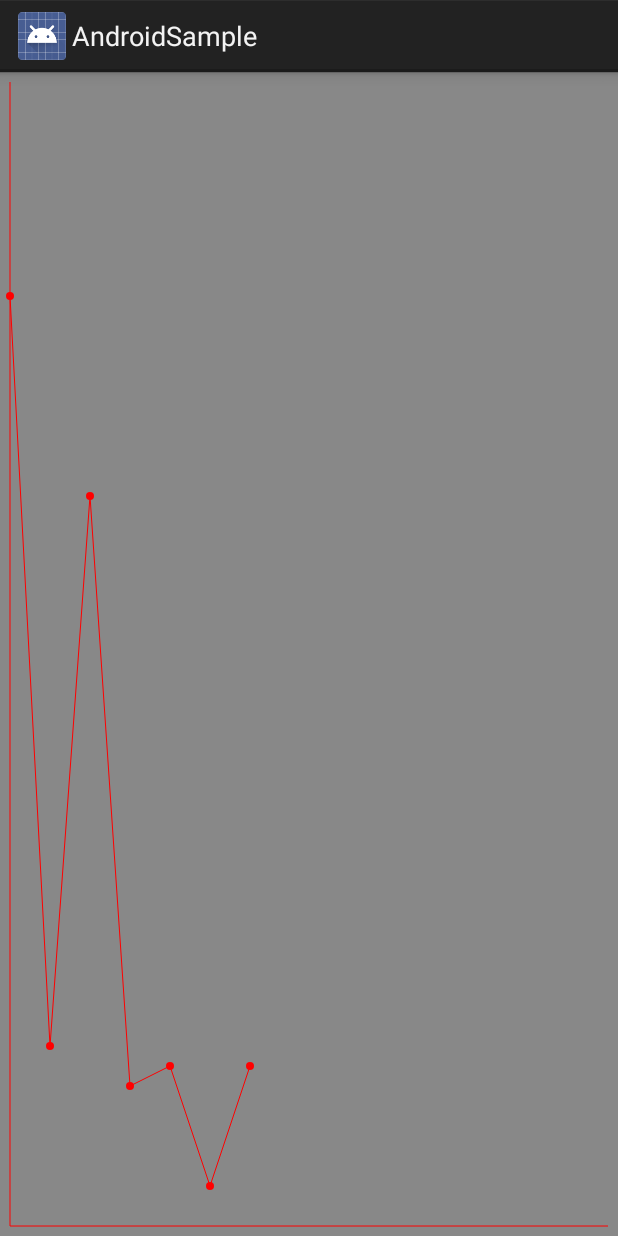
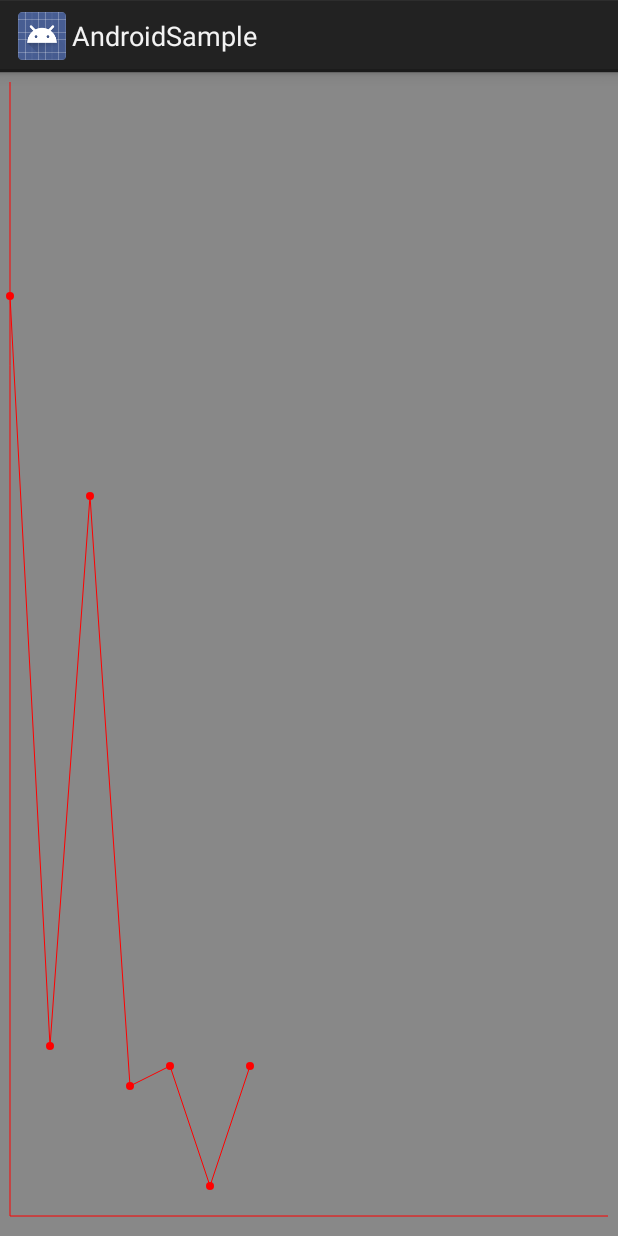
Before and after one commit to Andy-Home/AndroidSample, an Android app: the screen it shows after launch (MainActivity), on a phone screen of 412 x 824 dp. Run offline under Robolectric (Android 15) with nearby library versions, the phone set to English and light mode, and no system bars.

Commit message:
XY轴原点位置设置

```diff
--- a/androidlib/src/main/java/com/andy/androidlib/view/chart/LineView.java
+++ b/androidlib/src/main/java/com/andy/androidlib/view/chart/LineView.java
@@ -9,6 +9,7 @@ import android.util.AttributeSet;
 import android.view.MotionEvent;
 import android.view.View;
 import android.view.ViewGroup;
+
 import java.util.ArrayList;
 
 public class LineView extends ViewGroup implements PointView.onTouchListener {
@@ -29,8 +30,10 @@ public class LineView extends ViewGroup implements PointView.onTouchListener {
         setBackgroundColor(Color.GRAY);
         init();
     }
+
     private X_YView xYView;
-    private void init(){
+
+    private void init() {
         xYView = new X_YView(getContext());
     }
 
@@ -57,16 +60,15 @@ public class LineView extends ViewGroup implements PointView.onTouchListener {
 
 
         if (touchIndex != -1) {
-            PointView v = (PointView) getChildAt(touchIndex+1);
+            PointView v = (PointView) getChildAt(touchIndex + 1);
             canvas.drawText("x:" + v.p_x + " y:" + v.p_y, v.p_x, v.p_y - 9, mPaint);
         }
 
-        for (int i = 0; i < pointViewList.size() - 1; i++){
+        for (int i = 0; i < pointViewList.size() - 1; i++) {
             PointView start = pointViewList.get(i);
             PointView end = pointViewList.get(i + 1);
             canvas.drawLine(start.p_x, start.p_y, end.p_x, end.p_y, mPaint);
         }
-
     }
 
     private ArrayList<Point> pointTable;
@@ -86,7 +88,7 @@ public class LineView extends ViewGroup implements PointView.onTouchListener {
         analysis();
     }
 
-    public void setPadding(int padding){
+    public void setPadding(int padding) {
         xYView.setPadding(padding);
     }
 
@@ -95,13 +97,13 @@ public class LineView extends ViewGroup implements PointView.onTouchListener {
         ArrayList<Point> tmp = new ArrayList<>();
         tmp.addAll(points);
         int len = tmp.size();
-        for(int i = 0; i<len; i++){
-            for(int j = i+1; j < len; j++){
+        for (int i = 0; i < len; i++) {
+            for (int j = i + 1; j < len; j++) {
                 Point pre = tmp.get(i);
                 Point suf = tmp.get(j);
-                if(pre.x > suf.x){
+                if (pre.x > suf.x) {
                     tmp.set(i, suf);
-                    tmp.set(j,pre);
+                    tmp.set(j, pre);
                 }
             }
         }
@@ -111,16 +113,16 @@ public class LineView extends ViewGroup implements PointView.onTouchListener {
     private ArrayList<PointView> pointViewList = new ArrayList<>();
 
     private void analysis() {
-        int minX =0, minY = 0, maxX=0, maxY=0;
+        int minX = 0, minY = 0, maxX = 0, maxY = 0;
         int flag = 0;
         for (Point p : pointTable) {
-            if(flag == 0){
+            if (flag == 0) {
                 minX = maxX = p.x;
                 minY = maxY = p.y;
                 flag++;
             }
 
-            if(maxX < p.x){
+            if (maxX < p.x) {
                 maxX = p.x;
             }
 
@@ -128,41 +130,52 @@ public class LineView extends ViewGroup implements PointView.onTouchListener {
                 maxY = p.y;
             }
 
-            if(minX > p.x){
+            if (minX > p.x) {
                 minX = p.x;
             }
 
-            if(minY > p.y){
+            if (minY > p.y) {
                 minY = p.y;
             }
         }
-        //判断XY轴类型
-        if((maxX < 0 && maxY < 0)||(minX >0 && minY > 0)|| (maxX <0 && minY > 0)||(minX > 0 && maxY < 0)){
-            xYView.setStyle(X_YView.Style.SX_SY);
-        }else if((minX < 0 && maxX > 0 && minY > 0)||(minX < 0 && maxX > 0 && maxY < 0)){
-            xYView.setStyle(X_YView.Style.X_SY);
-        }else if ((minY < 0 && maxY > 0 && minX > 0)||(minY < 0 && maxY > 0 && maxX <0)){
-            xYView.setStyle(X_YView.Style.SX_Y);
-        }else{
-            xYView.setStyle(X_YView.Style.X_Y);
-        }
-        addView(xYView);
 
         double scalX = 1, scalY = 1;
-        int width = getWidth()- 2*xYView.padding;
+        int width = getWidth() - 2 * xYView.padding;
         if ((maxX - minX) > width && width != 0) {
             scalX = (width * 1f - 30) / (maxX - minX);
         }
 
-        int height = getHeight() - 2*xYView.padding;
+        int height = getHeight() - 2 * xYView.padding;
         if ((maxY - minY) > height && height != 0) {
             scalY = (height * 1f - 30) / (maxY - minY);
         }
+        //XY轴原点
+        Point point = new Point();
+
+        //判断XY轴类型
+        if ((maxX < 0 && maxY < 0) || (minX > 0 && minY > 0) || (maxX < 0 && minY > 0) || (minX > 0 && maxY < 0)) {
+            point.x = xYView.padding;
+            point.y = getHeight() - 2 * xYView.padding;
+            xYView.setStyle(X_YView.Style.SX_SY, point);
+        } else if ((minX < 0 && maxX > 0 && minY > 0) || (minX < 0 && maxX > 0 && maxY < 0)) {
+            point.x = (int) scalX * Math.abs(minX);
+            point.y = getHeight() - 2 * xYView.padding;
+            xYView.setStyle(X_YView.Style.X_SY, point);
+        } else if ((minY < 0 && maxY > 0 && minX > 0) || (minY < 0 && maxY > 0 && maxX < 0)) {
+            point.x = xYView.padding;
+            point.y = (int) scalY * maxY;
+            xYView.setStyle(X_YView.Style.SX_Y, point);
+        } else {
+            point.x = (int) scalX * Math.abs(minX);
+            point.y = (int) scalY * maxY;
+            xYView.setStyle(X_YView.Style.X_Y, point);
+        }
+        addView(xYView);
 
         int index = 0;
         for (Point p : pointTable) {
             PointView view = new PointView(getContext());
-            view.setPosition((int) ((p.x-minX) *scalX)+xYView.padding, (int) (height - ((p.y+minY) * scalY)) -xYView.padding);
+            view.setPosition((int) ((p.x - minX) * scalX) + xYView.padding, (int) (height - ((p.y + minY) * scalY)) - xYView.padding);
             view.setTouchListener(index, this);
             index++;
             addView(view);
--- a/androidlib/src/main/java/com/andy/androidlib/view/chart/X_YView.java
+++ b/androidlib/src/main/java/com/andy/androidlib/view/chart/X_YView.java
@@ -4,6 +4,7 @@ import android.content.Context;
 import android.graphics.Canvas;
 import android.graphics.Color;
 import android.graphics.Paint;
+import android.graphics.Point;
 import android.util.AttributeSet;
 import android.util.Log;
 import android.view.View;
@@ -35,7 +36,7 @@ public class X_YView extends View{
         mPaint.setColor(Color.RED);
     }
 
-    public int padding = 15;
+    public int padding = 0;
 
     public void setPadding(int padding){
         this.padding = padding;
@@ -45,12 +46,12 @@ public class X_YView extends View{
     protected void onDraw(Canvas canvas) {
         int height = getHeight();
         int width = getWidth();
-        if(style == Style.NOT_VALUE){
+        /*if(style == Style.NOT_VALUE){
 
         }else{
             if(style == Style.SX_SY){
-                canvas.drawLine(padding,padding,padding,height- padding,mPaint);                //y
-                canvas.drawLine(padding,height-padding,width-padding,height-padding,mPaint);    //x
+                canvas.drawLine(origin.x, padding ,origin.x,origin.y,mPaint);                //y
+                canvas.drawLine(origin.x,origin.y,width-padding,origin.y,mPaint);    //x
             }else if(style == Style.SX_Y){
                 canvas.drawLine(padding,padding,padding,height- padding,mPaint);                //y
                 canvas.drawLine(padding,height/2,width-padding,height/2,mPaint);                //x
@@ -61,12 +62,17 @@ public class X_YView extends View{
                 canvas.drawLine(width/2, padding, width/2,height-padding,mPaint);               //y
                 canvas.drawLine(padding,height-padding,width-padding,height-padding,mPaint);    //x
             }
-        }
+        }*/
+        canvas.drawLine(origin.x, padding, origin.x, origin.y, mPaint);                //y
+        canvas.drawLine(origin.x, origin.y, width - padding, origin.y, mPaint);
     }
 
     private int style;
-    public void setStyle(int style){
+    private Point origin = new Point(0, 0);
+
+    public void setStyle(int style, Point origin) {
         this.style = style;
+        this.origin = origin;
     }
 
     public static class Style{
--- a/app/src/main/java/com/andy/androidsample/MainActivity.java
+++ b/app/src/main/java/com/andy/androidsample/MainActivity.java
@@ -1,6 +1,7 @@
 package com.andy.androidsample;
 
 import android.app.Activity;
+import android.os.Build;
 import android.os.Bundle;
 import android.view.ViewTreeObserver;
 
@@ -19,7 +20,11 @@ public class MainActivity extends Activity {
             public void onGlobalLayout() {
                 view.setPadding(10);
                 view.setPoints(null);
-                view.getViewTreeObserver().removeGlobalOnLayoutListener(this);
+                if (Build.VERSION.SDK_INT >= Build.VERSION_CODES.JELLY_BEAN) {
+                    view.getViewTreeObserver().removeOnGlobalLayoutListener(this);
+                } else {
+                    view.getViewTreeObserver().removeGlobalOnLayoutListener(this);
+                }
             }
         });
     }
```
